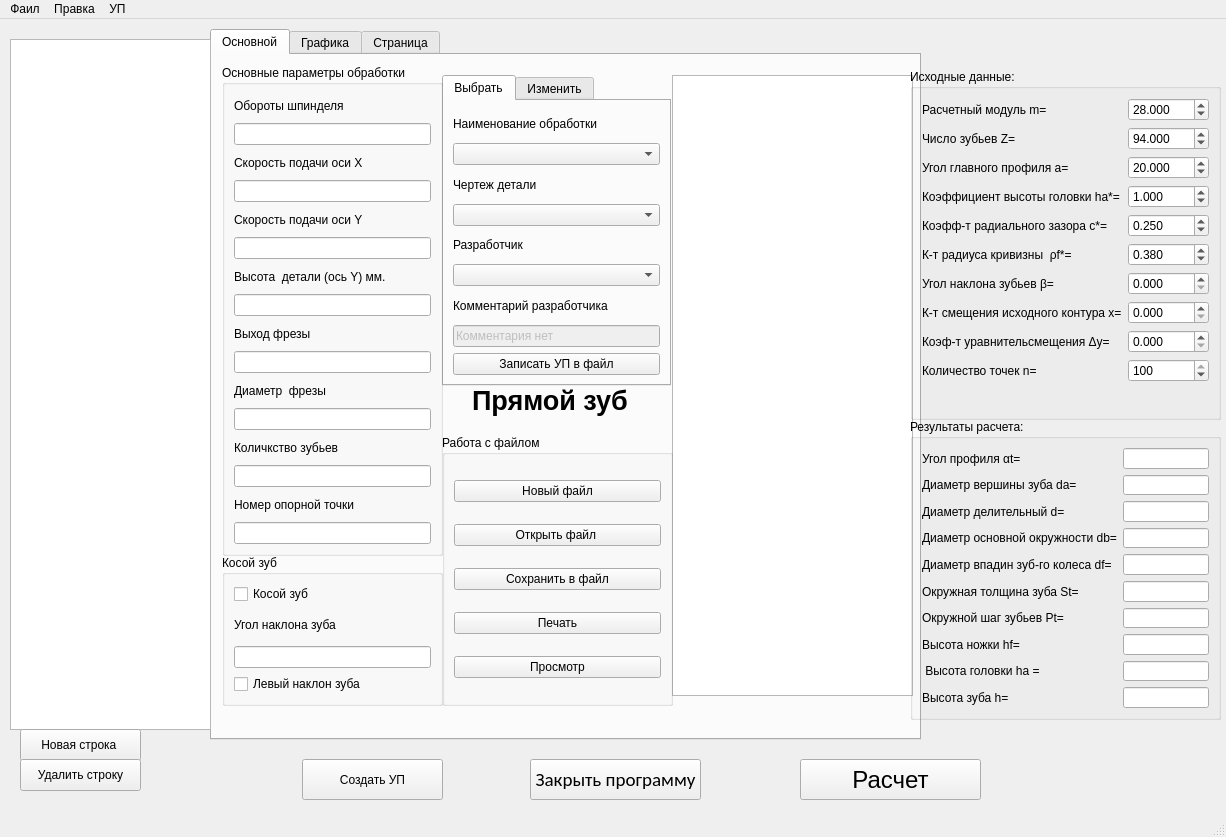
First picture: the form in Window.ui, repository Dgekan/Control-Program-Editor-CNC-Ver.4.0.0, before the edit.
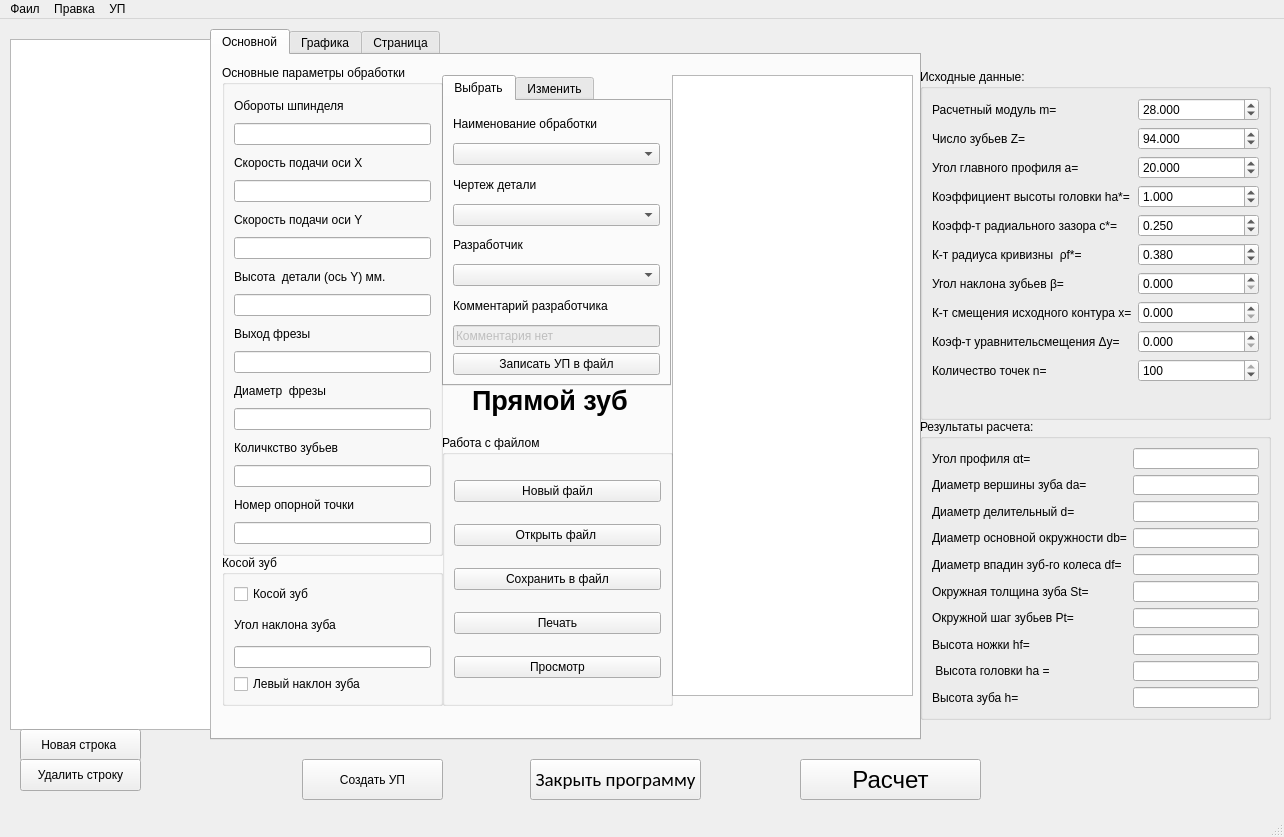
Second picture: the form after the edit. Custom widgets are drawn as their Qt base class.

```diff
--- a/Window.ui
+++ b/Window.ui
@@ -6,7 +6,7 @@
    <rect>
     <x>0</x>
     <y>0</y>
-    <width>1226</width>
+    <width>1284</width>
     <height>837</height>
    </rect>
   </property>
@@ -658,9 +658,9 @@
    <widget class="QGroupBox" name="groupBox">
     <property name="geometry">
      <rect>
-      <x>910</x>
+      <x>920</x>
       <y>50</y>
-      <width>311</width>
+      <width>351</width>
       <height>351</height>
      </rect>
     </property>
@@ -852,9 +852,9 @@
    <widget class="QGroupBox" name="groupBox_5">
     <property name="geometry">
      <rect>
-      <x>910</x>
+      <x>920</x>
       <y>400</y>
-      <width>311</width>
+      <width>351</width>
       <height>301</height>
      </rect>
     </property>
@@ -983,7 +983,7 @@
     <rect>
      <x>0</x>
      <y>0</y>
-     <width>1226</width>
+     <width>1284</width>
      <height>22</height>
     </rect>
    </property>
```
